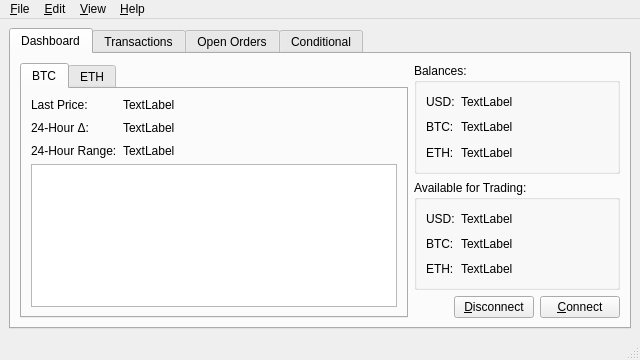
Before: the Qt Designer form src/MainWindow.ui in codymj/GeminiCryptoTrader, drawn with Qt 5.
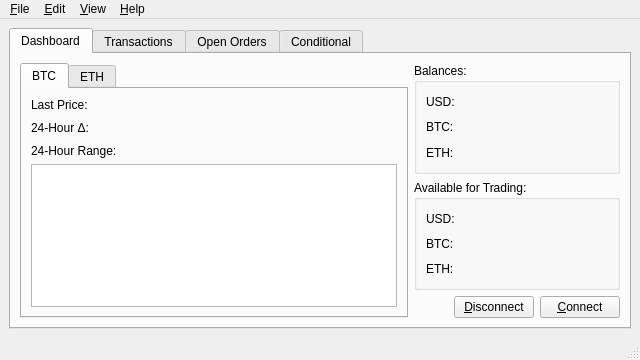
After: the same form once the commit is applied.

Commit message: Update MainWindow labels

Diff of the .ui file:
```diff
--- a/src/MainWindow.ui
+++ b/src/MainWindow.ui
@@ -65,7 +65,7 @@
               <item row="0" column="1">
                <widget class="QLabel" name="btcLastPriceLabel">
                 <property name="text">
-                 <string>TextLabel</string>
+                 <string/>
                 </property>
                </widget>
               </item>
@@ -79,7 +79,7 @@
               <item row="1" column="1">
                <widget class="QLabel" name="btcDeltaLabel">
                 <property name="text">
-                 <string>TextLabel</string>
+                 <string/>
                 </property>
                </widget>
               </item>
@@ -93,7 +93,7 @@
               <item row="2" column="1">
                <widget class="QLabel" name="btcRangeLabel">
                 <property name="text">
-                 <string>TextLabel</string>
+                 <string/>
                 </property>
                </widget>
               </item>
@@ -218,7 +218,7 @@
              <item row="0" column="1">
               <widget class="QLabel" name="accountBalanceLabel">
                <property name="text">
-                <string>TextLabel</string>
+                <string/>
                </property>
               </widget>
              </item>
@@ -238,14 +238,14 @@
              <item row="1" column="1">
               <widget class="QLabel" name="btcBalanceLabel">
                <property name="text">
-                <string>TextLabel</string>
+                <string/>
                </property>
               </widget>
              </item>
              <item row="2" column="1">
               <widget class="QLabel" name="ethBalanceLabel">
                <property name="text">
-                <string>TextLabel</string>
+                <string/>
                </property>
               </widget>
              </item>
@@ -280,7 +280,7 @@
              <item row="0" column="1">
               <widget class="QLabel" name="usdAvailableLabel">
                <property name="text">
-                <string>TextLabel</string>
+                <string/>
                </property>
               </widget>
              </item>
@@ -300,7 +300,7 @@
              <item row="1" column="1">
               <widget class="QLabel" name="btcAvailableLabel">
                <property name="text">
-                <string>TextLabel</string>
+                <string/>
                </property>
               </widget>
              </item>
@@ -333,7 +333,7 @@
              <item row="2" column="1">
               <widget class="QLabel" name="ethAvailableLabel">
                <property name="text">
-                <string>TextLabel</string>
+                <string/>
                </property>
               </widget>
              </item>
```
The commit also changes 1 other file.
